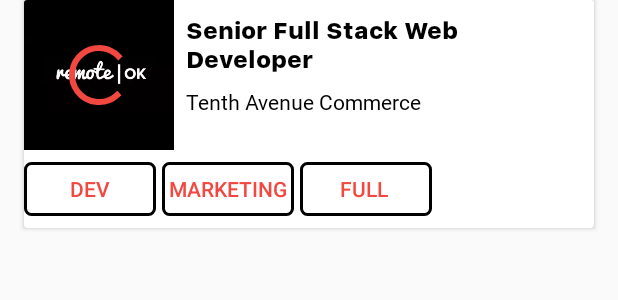
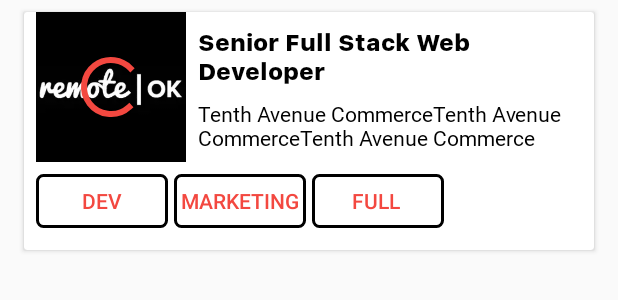
Before and after one commit to tairoroberto/RemoteJobs, an Android app: the layout item.xml on its own in the app's theme, with its tools: preview values and no code run, on a phone screen of 412 x 824 dp. Shown: the top 300 px of the screen. Run offline under Robolectric (Android 15) with nearby library versions, the phone set to English and light mode, and no system bars.

Commit message:
ajust layouts cards

```diff
--- a/app/src/main/kotlin/com/remoteok/io/app/base/extension/ImageViewExtension.kt
+++ b/app/src/main/kotlin/com/remoteok/io/app/base/extension/ImageViewExtension.kt
@@ -14,11 +14,11 @@
  * Created by tairo on 11/12/17.
  */
 
-fun ImageView.loadImage(url: String?, progress: ProgressBar?) {
+fun ImageView.loadImage(url: String?, progress: ProgressBar?, large: Boolean?) {
     progress?.visibility = View.VISIBLE
 
     if (url.isNullOrBlank()){
-        this.setImageResource(R.drawable.logo)
+        this.setImageResource(if (large == false) R.drawable.logo_253x199 else R.drawable.logo_400x200)
         progress?.visibility = View.GONE
         return
     }
@@ -35,7 +35,7 @@
                     progress?.visibility = View.VISIBLE
                     //Try again online if cache failed
                     Picasso.with(context).load(url).networkPolicy(NetworkPolicy.NO_CACHE)
-                            .memoryPolicy(MemoryPolicy.NO_CACHE, MemoryPolicy.NO_STORE).error(R.drawable.logo)
+                            .memoryPolicy(MemoryPolicy.NO_CACHE, MemoryPolicy.NO_STORE).error(if (large == false) R.drawable.logo_253x199 else R.drawable.logo_400x200)
                             .into(this@loadImage, object : Callback {
 
                                 override fun onSuccess() {
--- a/app/src/main/kotlin/com/remoteok/io/app/detail/view/DetailActivity.kt
+++ b/app/src/main/kotlin/com/remoteok/io/app/detail/view/DetailActivity.kt
@@ -82,7 +82,7 @@
 
 
     override fun show(job: Job?) {
-        imageView.loadImage(job?.logo, progressImage)
+        imageView.loadImage(job?.logo, progressImage, true)
 
         toolbar_layout.title = job?.position
         textViewName.text = job?.position
--- a/app/src/main/kotlin/com/remoteok/io/app/home/view/HomeRecyclerAdapter.kt
+++ b/app/src/main/kotlin/com/remoteok/io/app/home/view/HomeRecyclerAdapter.kt
@@ -62,7 +62,7 @@
         private val tag3: Button = view.findViewById(R.id.tag3)
 
         fun bind(job: Job) {
-            imageView.loadImage(job.logo, progressImage)
+            imageView.loadImage(job.logo, progressImage, false)
 
             textViewTitle.text = if (Build.VERSION.SDK_INT >= Build.VERSION_CODES.N) {
                 Html.fromHtml(job.position, Html.FROM_HTML_MODE_COMPACT)
--- a/app/src/main/res/layout/fragment_list.xml
+++ b/app/src/main/res/layout/fragment_list.xml
@@ -1,7 +1,8 @@
 <android.support.constraint.ConstraintLayout xmlns:android="http://schemas.android.com/apk/res/android"
     xmlns:app="http://schemas.android.com/apk/res-auto"
     android:layout_width="match_parent"
-    android:layout_height="match_parent">
+    android:layout_height="match_parent"
+    android:background="#EBEFF0">
 
     <ListView
         android:id="@+id/listSearch"
@@ -20,7 +21,6 @@
         android:id="@+id/swipeRefreshLayout"
         android:layout_width="0dp"
         android:layout_height="0dp"
-        android:layout_marginTop="@dimen/dimen_8dp"
         app:layout_constraintBottom_toBottomOf="parent"
         app:layout_constraintEnd_toEndOf="parent"
         app:layout_constraintHorizontal_bias="0.0"
@@ -32,7 +32,7 @@
             android:id="@+id/recyclerView"
             android:layout_width="match_parent"
             android:layout_height="match_parent"
-            android:scrollbars="vertical" />
+            android:scrollbars="vertical"/>
     </android.support.v4.widget.SwipeRefreshLayout>
 
     <ProgressBar
--- a/app/src/main/res/layout/item.xml
+++ b/app/src/main/res/layout/item.xml
@@ -4,7 +4,7 @@
                                     xmlns:tools="http://schemas.android.com/tools"
                                     android:layout_width="match_parent"
                                     android:layout_height="wrap_content"
-                                    android:layout_marginBottom="@dimen/dimen_8dp"
+                                    android:layout_marginTop="@dimen/dimen_8dp"
                                     android:layout_marginEnd="@dimen/dimen_16dp"
                                     android:layout_marginStart="@dimen/dimen_16dp"
                                     android:background="@null"
@@ -20,11 +20,14 @@
             android:id="@+id/imageView"
             android:layout_width="100dp"
             android:layout_height="100dp"
+            android:layout_marginBottom="0dp"
             android:background="@color/colorPrimaryDark"
+            android:layout_marginStart="8dp"
             android:scaleType="centerInside"
+            app:layout_constraintBottom_toTopOf="@+id/buttonsContainer"
             app:layout_constraintStart_toStartOf="parent"
             app:layout_constraintTop_toTopOf="parent"
-            app:srcCompat="@drawable/logo_400x200"/>
+            app:srcCompat="@drawable/logo_253x199" />
 
 
         <TextView
@@ -38,6 +41,7 @@
             android:fontFamily="@font/sf_ui_text_heavy"
             android:textColor="#000000"
             android:textSize="16sp"
+            android:maxLines="2"
             android:textStyle="bold"
             app:layout_constraintEnd_toEndOf="parent"
             app:layout_constraintHorizontal_bias="0.0"
@@ -49,30 +53,28 @@
             android:id="@+id/textViewOverview"
             android:layout_width="0dp"
             android:layout_height="wrap_content"
-            android:layout_marginBottom="8dp"
             android:layout_marginEnd="8dp"
             android:layout_marginStart="8dp"
             android:layout_marginTop="8dp"
             android:ellipsize="end"
+            android:maxLines="3"
             android:fontFamily="@font/sf_ui_text_light"
-            android:maxLines="2"
+            android:textAlignment="viewStart"
             android:textColor="#000000"
             android:textSize="@dimen/dimen_14sp"
-            app:layout_constraintBottom_toTopOf="@+id/buttonsContainer"
             app:layout_constraintEnd_toEndOf="parent"
             app:layout_constraintStart_toEndOf="@+id/imageView"
             app:layout_constraintTop_toBottomOf="@+id/textViewTitle"
-            app:layout_constraintVertical_bias="0.0"
-            tools:text="Tenth Avenue Commerce"/>
+            tools:text="Tenth Avenue CommerceTenth Avenue CommerceTenth Avenue Commerce" />
 
         <ProgressBar
             android:id="@+id/progressImage"
             android:layout_width="wrap_content"
             android:layout_height="wrap_content"
-            android:layout_marginBottom="8dp"
-            android:layout_marginEnd="8dp"
-            android:layout_marginStart="8dp"
-            android:layout_marginTop="8dp"
+            android:layout_marginBottom="0dp"
+            android:layout_marginEnd="0dp"
+            android:layout_marginStart="0dp"
+            android:layout_marginTop="0dp"
             app:layout_constraintBottom_toBottomOf="@+id/imageView"
             app:layout_constraintEnd_toEndOf="@+id/imageView"
             app:layout_constraintStart_toStartOf="@+id/imageView"
@@ -84,43 +86,47 @@
             android:layout_width="0dp"
             android:layout_height="wrap_content"
             android:layout_marginBottom="8dp"
-            android:layout_marginTop="8dp"
+            android:layout_marginEnd="8dp"
+            android:layout_marginStart="8dp"
             app:flexDirection="row"
             app:flexWrap="wrap"
             app:justifyContent="flex_start"
             app:layout_constraintBottom_toBottomOf="parent"
             app:layout_constraintEnd_toEndOf="parent"
             app:layout_constraintStart_toStartOf="parent"
-            app:layout_constraintTop_toBottomOf="@+id/imageView">
+            app:layout_constraintTop_toBottomOf="@+id/textViewOverview">
 
             <Button
                 android:id="@+id/tag1"
                 style="@style/Widget.AppCompat.Button.Borderless.Colored"
+                android:layout_marginTop="8dp"
                 android:layout_width="wrap_content"
                 android:layout_height="36dp"
                 android:background="@drawable/border_button"
-                tools:text="Dev"
-                app:layout_flexGrow="1"/>
+                android:layout_marginEnd="@dimen/dimen_4dp"
+                app:layout_flexGrow="1"
+                tools:text="Dev" />
 
             <Button
                 android:id="@+id/tag2"
                 style="@style/Widget.AppCompat.Button.Borderless.Colored"
                 android:layout_width="wrap_content"
                 android:layout_height="36dp"
-                android:layout_marginStart="@dimen/dimen_4dp"
+                android:layout_marginTop="8dp"
+                android:layout_marginEnd="@dimen/dimen_4dp"
                 android:background="@drawable/border_button"
-                tools:text="marketing"
-                app:layout_flexGrow="1"/>
+                app:layout_flexGrow="1"
+                tools:text="marketing" />
 
             <Button
                 android:id="@+id/tag3"
                 style="@style/Widget.AppCompat.Button.Borderless.Colored"
                 android:layout_width="wrap_content"
                 android:layout_height="36dp"
-                android:layout_marginStart="@dimen/dimen_4dp"
+                android:layout_marginTop="8dp"
                 android:background="@drawable/border_button"
-                tools:text="full "
-                app:layout_flexGrow="1"/>
+                app:layout_flexGrow="1"
+                tools:text="full " />
         </com.google.android.flexbox.FlexboxLayout>
 
     </android.support.constraint.ConstraintLayout>
--- a/build.gradle
+++ b/build.gradle
@@ -6,8 +6,8 @@
     ext.buildToolsVersion = '26.0.2'
     ext.minSdkVersion =  21
     ext.targetSdkVersion =  26
-    ext.versionCode =  7
-    ext.versionName =  '1.7'
+    ext.versionCode =  8
+    ext.versionName =  '1.8'
 
     ext.supportLibs = '27.0.1'
     ext.constraint_layout = '1.0.2'
```
Also changed, not shown: app/src/main/res/drawable/logo_253x199.webp (added), app/src/main/res/drawable/logo_400x200.webp, 2 other files.
